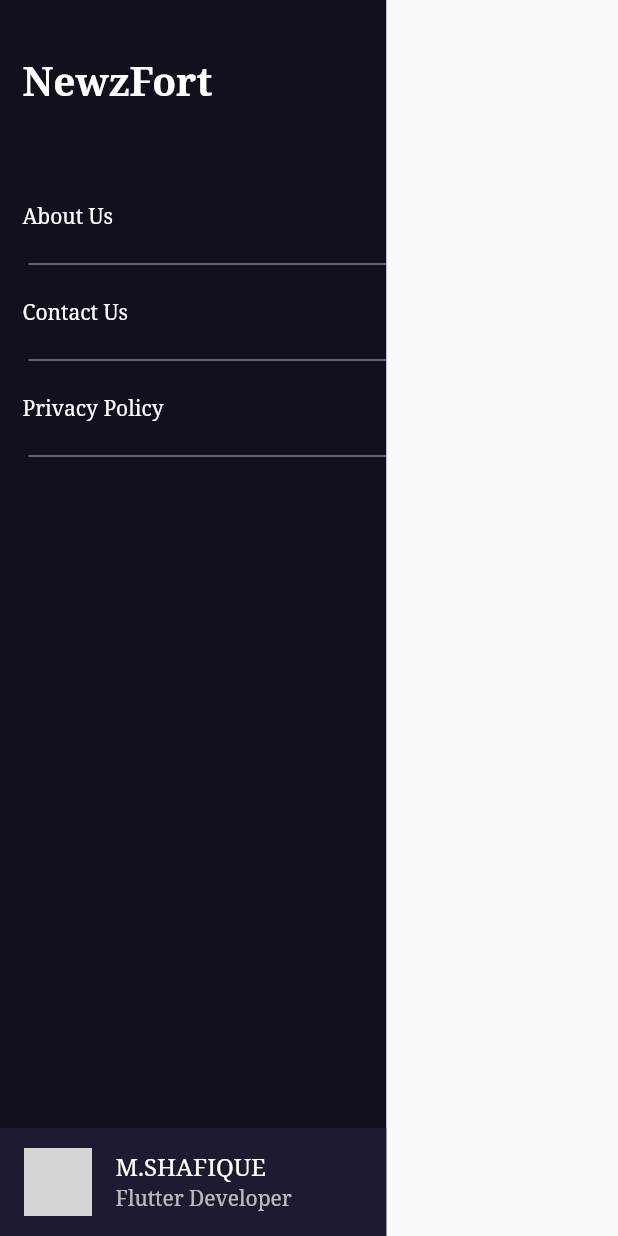
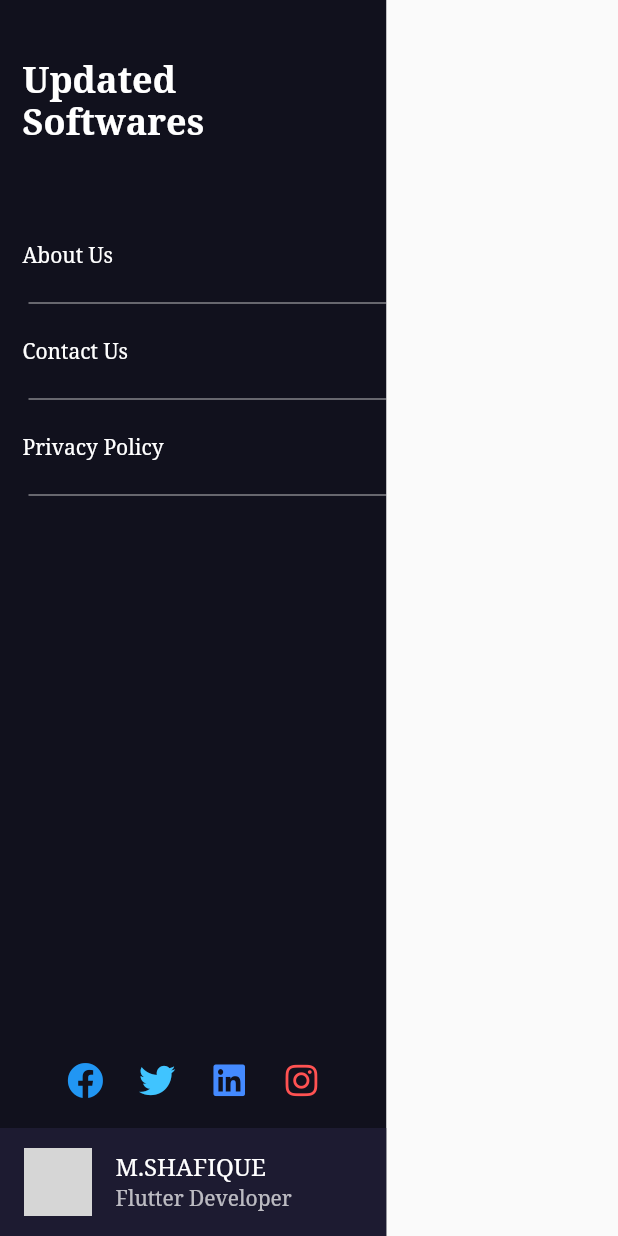
Before and after one commit to shafiquecbl/Wordpress-Blog, a Flutter app: the MyAppDrawer widget shown alone on an empty page, opened directly, on a phone screen of 412 x 824 dp. Run offline on Flutter 3.47's test engine with Material 2 defaults, Android fonts, the phone set to English and light mode, and no system bars; our stand-ins replace cached_network_image, flutter_html, font_awesome_flutter, google_fonts, persistent_bottom_nav_bar, share; missing offline and left inert: flutter_wordpress; network calls fail; grey boxes are pictures that could not be loaded.

Commit message:
Updated Software // Blog

```diff
--- a/lib/constants.dart
+++ b/lib/constants.dart
@@ -1,7 +1,10 @@
 import 'package:flutter/material.dart';
 
-const String websiteUrl = 'https://newzfort.com';
-const String websiteName = 'NewzFort';
+const String websiteUrl = 'https://updatedsoftwares.com';
+const String baseUrl = 'https://updatedsoftwares.com/wp-content/uploads/';
+const String websiteName = 'Updated Softwares';
+const String websiteLogoUrl =
+    'https://updatedsoftwares.com/wp-content/uploads/2021/08/cropped-logo-1-01-1-1024x240.png';
 
 final Color greyColor = Colors.grey[100];
 const Color complexDrawerBlack = Color(0xff11111d);
@@ -13,3 +16,10 @@ const String photoURL =
 const String aboutUs = '';
 const String contactUS = '';
 const String privacyPolicy = '';
+
+// Social Media Links
+
+const String facebook = '';
+const String twitter = '';
+const String linkedin = '';
+const String instagram = '';
--- a/lib/screens/home_page.dart
+++ b/lib/screens/home_page.dart
@@ -1,3 +1,4 @@
+import 'package:cached_network_image/cached_network_image.dart';
 import 'package:flutter/cupertino.dart';
 import 'package:flutter/material.dart';
 import 'package:wordpress_blog/constants.dart';
@@ -60,16 +61,34 @@ class _HomePageState extends State<HomePage> {
   AppBar appBar() {
     return AppBar(
         iconTheme: IconThemeData.fallback(),
-      centerTitle: false,
+        centerTitle: true,
         backgroundColor: Colors.transparent,
         elevation: 0,
-      title: Text(
+        title: websiteLogo());
+  }
+
+  Widget websiteLogo() {
+    return Container(
+      height: 45,
+      child: CachedNetworkImage(
+        imageUrl: websiteLogoUrl,
+        placeholder: (context, string) {
+          return websiteTitle();
+        },
+        errorWidget: (context, string, dynamic) {
+          return websiteTitle();
+        },
+      ),
+    );
+  }
+
+  Widget websiteTitle() {
+    return Text(
       websiteName,
       style: TextStyle(
         color: Colors.black,
         fontSize: 26,
         fontWeight: FontWeight.bold,
-        ),
       ),
     );
   }
--- a/lib/screens/posts_list.dart
+++ b/lib/screens/posts_list.dart
@@ -64,7 +64,7 @@ class _PostsListState extends State<PostsList> {
             child: RefreshIndicator(
               onRefresh: () async {
                 setState(() {
-                  // FetchData().fetchPosts();
+                  FetchData().fetchPosts(search);
                 });
               },
               child: StreamBuilder(
--- /dev/null
+++ b/lib/widgets/Social_Media_Icons.dart
@@ -0,0 +1,42 @@
+import 'package:flutter/material.dart';
+import 'package:font_awesome_flutter/font_awesome_flutter.dart';
+import 'package:wordpress_blog/constants.dart';
+import 'package:wordpress_blog/widgets/button.dart';
+
+class SocialMedia extends StatelessWidget {
+  @override
+  Widget build(BuildContext context) {
+    return Padding(
+      padding: const EdgeInsets.symmetric(vertical: 8.0),
+      child: Row(
+        mainAxisAlignment: MainAxisAlignment.center,
+        children: [
+          MyIconButton(
+              icon: FaIcon(
+                FontAwesomeIcons.facebook,
+                color: Colors.blue,
+              ),
+              url: facebook),
+          MyIconButton(
+              icon: FaIcon(
+                FontAwesomeIcons.twitter,
+                color: Colors.lightBlueAccent,
+              ),
+              url: twitter),
+          MyIconButton(
+              icon: FaIcon(
+                FontAwesomeIcons.linkedin,
+                color: Colors.blueAccent,
+              ),
+              url: linkedin),
+          MyIconButton(
+              icon: FaIcon(
+                FontAwesomeIcons.instagram,
+                color: Colors.redAccent,
+              ),
+              url: instagram),
+        ],
+      ),
+    );
+  }
+}
--- a/lib/widgets/app_dawer.dart
+++ b/lib/widgets/app_dawer.dart
@@ -1,5 +1,7 @@
 import 'package:flutter/material.dart';
-
+import 'package:wordpress_blog/widgets/Social_Media_Icons.dart';
+import 'package:wordpress_blog/widgets/button.dart';
+import 'package:wordpress_blog/widgets/divider.dart';
 import '../constants.dart';
 
 class MyAppDrawer extends StatelessWidget {
@@ -34,7 +36,7 @@ class MyAppDrawer extends StatelessWidget {
                   websiteName,
                   style: TextStyle(
                     color: Colors.white,
-                    fontSize: 26,
+                    fontSize: 24,
                     fontWeight: FontWeight.bold,
                   ),
                 ),
@@ -42,67 +44,14 @@ class MyAppDrawer extends StatelessWidget {
             ),
             Expanded(
                 child: ListView(children: [
-              TextButton(
-                style: TextButton.styleFrom(
-                  padding: EdgeInsets.all(15),
-                ),
-                onPressed: () {},
-                child: Align(
-                  alignment: Alignment.centerLeft,
-                  child: Text(
-                    'About Us',
-                    style: TextStyle(fontSize: 14, color: Colors.white),
-                  ),
-                ),
-              ),
-              Padding(
-                padding: const EdgeInsets.only(left: 19),
-                child: Divider(
-                  color: greyColor,
-                  thickness: 0.5,
-                ),
-              ),
-              TextButton(
-                style: TextButton.styleFrom(
-                  padding: EdgeInsets.all(15),
-                ),
-                onPressed: () {},
-                child: Align(
-                  alignment: Alignment.centerLeft,
-                  child: Text(
-                    'Contact Us',
-                    style: TextStyle(fontSize: 14, color: Colors.white),
-                  ),
-                ),
-              ),
-              Padding(
-                padding: const EdgeInsets.only(left: 19),
-                child: Divider(
-                  color: greyColor,
-                  thickness: 0.5,
-                ),
-              ),
-              TextButton(
-                style: TextButton.styleFrom(
-                  padding: EdgeInsets.all(15),
-                ),
-                onPressed: () {},
-                child: Align(
-                  alignment: Alignment.centerLeft,
-                  child: Text(
-                    'Privacy Policy',
-                    style: TextStyle(fontSize: 14, color: Colors.white),
-                  ),
-                ),
-              ),
-              Padding(
-                padding: const EdgeInsets.only(left: 19),
-                child: Divider(
-                  color: greyColor,
-                  thickness: 0.5,
-                ),
-              ),
+              MyButton(text: 'About Us', uRl: aboutUs),
+              MyDivider(),
+              MyButton(text: 'Contact Us', uRl: contactUS),
+              MyDivider(),
+              MyButton(text: 'Privacy Policy', uRl: privacyPolicy),
+              MyDivider(),
             ])),
+            SocialMedia(),
             accountTile()
           ],
         ));
--- /dev/null
+++ b/lib/widgets/button.dart
@@ -0,0 +1,45 @@
+import 'package:flutter/material.dart';
+import 'package:url_launcher/url_launcher.dart';
+
+class MyButton extends StatelessWidget {
+  final String text, uRl;
+  const MyButton({@required this.text, @required this.uRl});
+
+  @override
+  Widget build(BuildContext context) {
+    return TextButton(
+      style: TextButton.styleFrom(
+        padding: EdgeInsets.all(15),
+      ),
+      onPressed: () {
+        if (uRl != '') {
+          launch(uRl);
+        }
+      },
+      child: Align(
+        alignment: Alignment.centerLeft,
+        child: Text(
+          text,
+          style: TextStyle(fontSize: 14, color: Colors.white),
+        ),
+      ),
+    );
+  }
+}
+
+class MyIconButton extends StatelessWidget {
+  final Widget icon;
+  final String url;
+  const MyIconButton({@required this.icon, @required this.url});
+
+  @override
+  Widget build(BuildContext context) {
+    return IconButton(
+        onPressed: () {
+          if (url != '') {
+            launch(url);
+          }
+        },
+        icon: icon);
+  }
+}
--- /dev/null
+++ b/lib/widgets/divider.dart
@@ -0,0 +1,15 @@
+import 'package:flutter/material.dart';
+import 'package:wordpress_blog/constants.dart';
+
+class MyDivider extends StatelessWidget {
+  @override
+  Widget build(BuildContext context) {
+    return Padding(
+      padding: const EdgeInsets.only(left: 19),
+      child: Divider(
+        color: greyColor,
+        thickness: 0.5,
+      ),
+    );
+  }
+}
--- a/pubspec.yaml
+++ b/pubspec.yaml
@@ -23,6 +23,7 @@ environment:
 dependencies:
   flutter:
     sdk: flutter
+  font_awesome_flutter: ^9.1.0
   google_fonts:
   flutter_wordpress: ^0.2.1
   persistent_bottom_nav_bar: ^4.0.2
```
Also changed, not shown: lib/Fetch Data/fetchData.dart (+8 -6 lines), lib/screens/post_details_page.dart (+8 -5 lines), lib/screens/posts_by_category.dart (+56 -5 lines), lib/widgets/post_cell_widget.dart (+29 -9 lines), pubspec.lock, 1 other file. Lines whose indentation alone changed are shown as unchanged.
